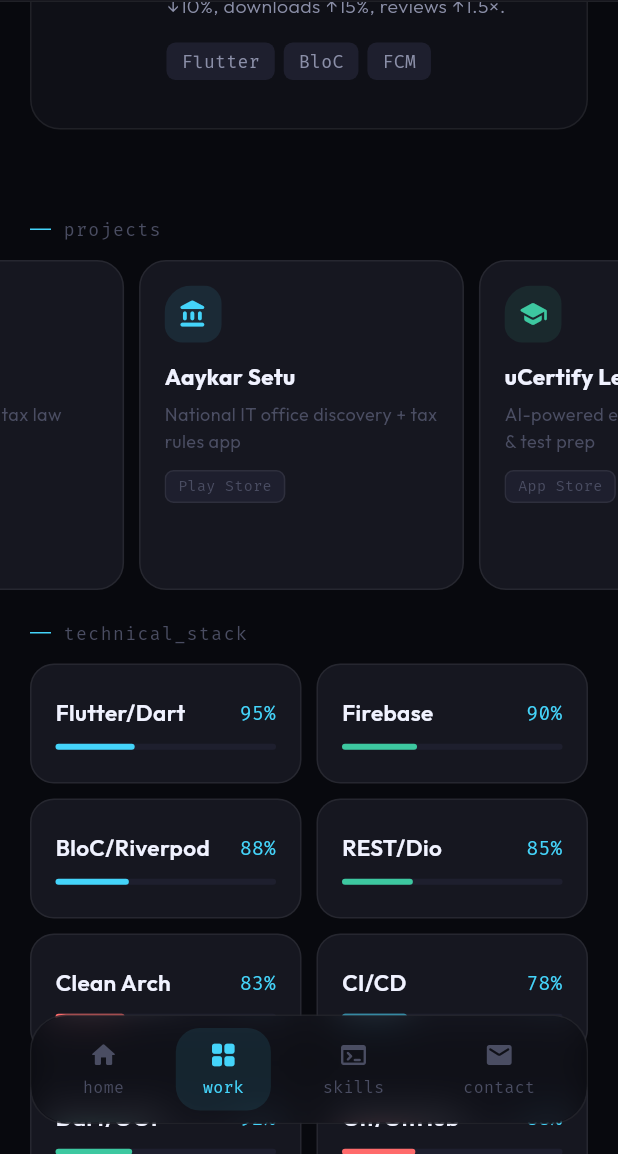
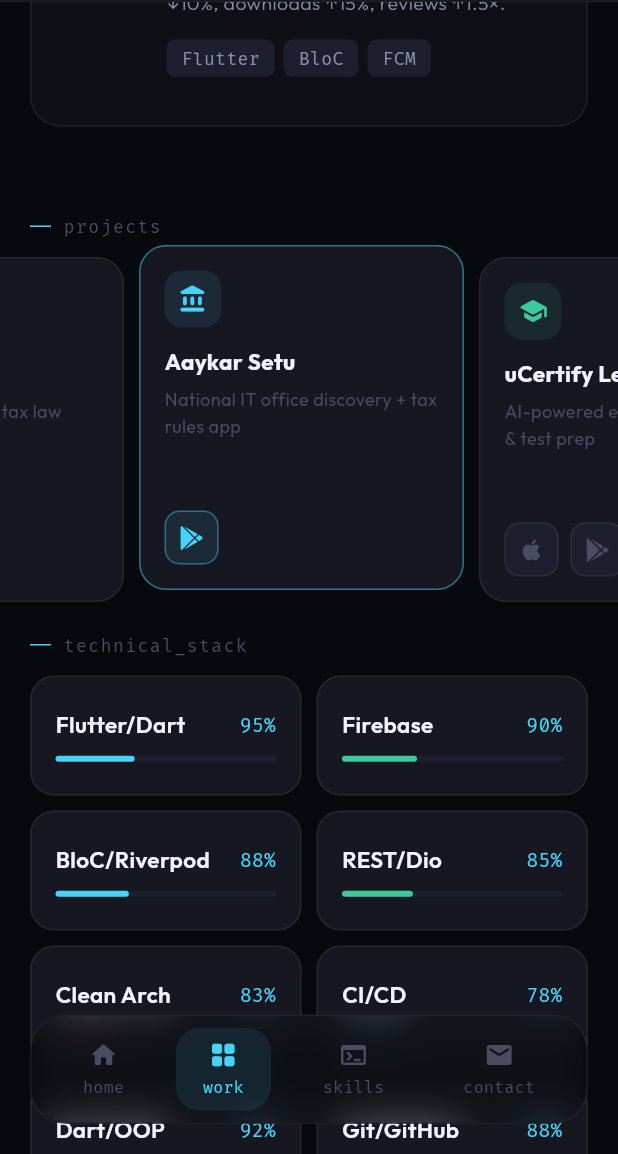
Before and after one commit to ash-vaish/ash_portfolio, a Flutter app: the screen it shows after launch, scrolled down 1152 dp, on a phone screen of 412 x 824 dp, the part 82-1236 px from its top. Run offline on Flutter 3.47's test engine with Material 3 defaults, Android fonts, the light colour scheme and no system bars; our stand-ins replace font_awesome_flutter, google_fonts.

Commit message:
feat: implement interactive project links and centralize portfolio strings
Updated `ProjectTile` to support external store links and refactored hardcoded strings into `PortfolioData` for better maintainability.

General:
- Centralized static text (status, hero taglines, footer) into `PortfolioData`.
- Added `url_launcher` and `font_awesome_flutter` dependencies for external link handling and store icons.
- Updated `ProjectData` model to store optional `appStoreUrl` and `playStoreUrl` instead of booleans.

UI Components:
- `ProjectTile`: Replaced static badges with interactive `_StoreButton` components; added `forceHover` property to trigger active states programmatically.
- `_StoreButton`: New internal widget providing themed, animated icons with `InkWell` splash effects and `url_launcher` integration.
- `ProjectCarousel`: Implemented center-aware scaling by tracking the current page and applying `forceHover` to the centered item.
- Adjusted `ProjectTile` animations and layout constraints to prevent clipping during hover transformations.

Layout & Styling:
- Updated `DesktopLayout`, `MobileLayout`, and `HomePage` to consume strings from `PortfolioData`.
- Refined `MobileLayout` AppBar with updated status indicators.
- Standardized project card heights and increased vertical spacing in `WorkPage` to accommodate upward hover transitions.

```diff
--- a/lib/data/portfolio_data.dart
+++ b/lib/data/portfolio_data.dart
@@ -45,17 +45,20 @@ class ProjectData {
   final Color accentColor;
   final String title;
   final String subtitle;
-  final bool hasAppStore;
-  final bool hasPlayStore;
+  final String? appStoreUrl;
+  final String? playStoreUrl;
 
   ProjectData({
     required this.icon,
     required this.accentColor,
     required this.title,
     required this.subtitle,
-    this.hasAppStore = false,
-    this.hasPlayStore = false,
+    this.appStoreUrl,
+    this.playStoreUrl,
   });
+
+  bool get hasAppStore => appStoreUrl != null;
+  bool get hasPlayStore => playStoreUrl != null;
 }
 
 class SkillData {
@@ -87,6 +90,12 @@ class PortfolioData {
   static const String name = "Ashish Vaish";
   static const String initials = "AV";
   static const String roleTag = "flutter_developer.dart";
+  static const String statusText = "available_for_hire";
+  static const String heroComment = "Flutter Developer · 4+ years · Noida, IN";
+  static const String heroTaglineStart = "Building ";
+  static const String heroTaglineBold = "production-grade";
+  static const String heroTaglineEnd = " cross-platform apps. From AI tutors to government portals — real apps, real users.";
+  static const String sidebarFooter = "// Noida, IN\n// 4+ yrs · 4 apps live\n// Flutter · Dart · Firebase";
 
   static final List<PillData> pills = [
     PillData(dotColor: AppColors.flutterCyan, label: "iOS · Android · Web"),
@@ -142,23 +151,23 @@ class PortfolioData {
       accentColor: AppColors.flutterCyan,
       title: "Aaykar Setu",
       subtitle: "National IT office discovery + tax rules app",
-      hasPlayStore: true,
+      playStoreUrl: "https://play.google.com/store/apps/details?id=in.gov.incometax.aaykarsetu",
     ),
     ProjectData(
       icon: Icons.school_rounded,
       accentColor: AppColors.dartTeal,
       title: "uCertify Learn+",
       subtitle: "AI-powered e-learning with labs & test prep",
-      hasAppStore: true,
-      hasPlayStore: true,
+      appStoreUrl: "https://apps.apple.com/app/ucertify-learn/id123456789",
+      playStoreUrl: "https://play.google.com/store/apps/details?id=com.ucertify.learn",
     ),
     ProjectData(
       icon: Icons.monitor_heart_rounded,
       accentColor: AppColors.accentRed,
       title: "Carelink Connect",
       subtitle: "Real-time glucose monitoring for Medtronic",
-      hasAppStore: true,
-      hasPlayStore: true,
+      appStoreUrl: "https://apps.apple.com/app/carelink-connect/id999999999",
+      playStoreUrl: "https://play.google.com/store/apps/details?id=com.medtronic.carelink.connect",
     ),
     ProjectData(
       icon: Icons.psychology_rounded,
--- a/lib/layouts/desktop_layout.dart
+++ b/lib/layouts/desktop_layout.dart
@@ -129,7 +129,7 @@ class DesktopLayout extends StatelessWidget {
               const PulseRing(),
               const SizedBox(width: 8),
               Text(
-                "available_for_hire",
+                PortfolioData.statusText,
                 style: GoogleFonts.firaCode(
                   color: AppColors.dartTeal,
                   fontSize: 11,
@@ -170,7 +170,7 @@ class DesktopLayout extends StatelessWidget {
         ),
       ),
       child: Text(
-        "// Noida, IN\n// 4+ yrs · 4 apps live\n// Flutter · Dart · Firebase",
+        PortfolioData.sidebarFooter,
         style: GoogleFonts.firaCode(
           color: AppColors.textMuted,
           fontSize: 11,
--- a/lib/layouts/mobile_layout.dart
+++ b/lib/layouts/mobile_layout.dart
@@ -75,7 +75,7 @@ class MobileLayout extends StatelessWidget {
                   ),
                   const SizedBox(width: 6),
                   Text(
-                    "available_for_hire",
+                    PortfolioData.statusText,
                     style: GoogleFonts.firaCode(
                       color: AppColors.dartTeal,
                       fontSize: 11,
--- a/lib/pages/home_page.dart
+++ b/lib/pages/home_page.dart
@@ -66,11 +66,11 @@ class HomePage extends StatelessWidget {
       TextSpan(
         text: "// ",
         children: [
-          const TextSpan(
-            text: "Flutter Developer",
-            style: TextStyle(color: AppColors.dartTeal),
+          TextSpan(
+            text: PortfolioData.heroComment.split(' · ').first,
+            style: const TextStyle(color: AppColors.dartTeal),
           ),
-          const TextSpan(text: " · 4+ years · Noida, IN"),
+          TextSpan(text: " · ${PortfolioData.heroComment.split(' · ').sublist(1).join(' · ')}"),
         ],
       ),
       style: GoogleFonts.firaCode(
@@ -152,25 +152,17 @@ class HomePage extends StatelessWidget {
       constraints: maxWidth != null ? BoxConstraints(maxWidth: maxWidth) : null,
       child: Text.rich(
         TextSpan(
-          text: "Building ",
+          text: PortfolioData.heroTaglineStart,
           children: [
-            const TextSpan(
-              text: "production-grade",
-              style: TextStyle(
+            TextSpan(
+              text: PortfolioData.heroTaglineBold,
+              style: const TextStyle(
                 color: AppColors.textPrimary,
                 fontWeight: FontWeight.bold,
               ),
             ),
-            const TextSpan(
-              text:
-                  " cross-platform apps. From AI tutors to government portals — ",
-            ),
-            const TextSpan(
-              text: "real apps, real users.",
-              style: TextStyle(
-                color: AppColors.textPrimary,
-                fontWeight: FontWeight.bold,
-              ),
+            TextSpan(
+              text: PortfolioData.heroTaglineEnd,
             ),
           ],
         ),
--- a/lib/pages/work_page.dart
+++ b/lib/pages/work_page.dart
@@ -59,6 +59,7 @@ class _ProjectCarouselState extends State<ProjectCarousel> {
   late PageController _pageController;
   Timer? _timer;
   final int _initialPage = 99999 ~/ 2;
+  double _currentPage = 99999 / 2;
 
   @override
   void initState() {
@@ -67,6 +68,13 @@ class _ProjectCarouselState extends State<ProjectCarousel> {
       initialPage: _initialPage,
       viewportFraction: 0.55,
     );
+    _pageController.addListener(() {
+      if (mounted) {
+        setState(() {
+          _currentPage = _pageController.page ?? _initialPage.toDouble();
+        });
+      }
+    });
     _startTimer();
   }
 
@@ -107,17 +115,21 @@ class _ProjectCarouselState extends State<ProjectCarousel> {
         return false;
       },
       child: SizedBox(
-        height: 220,
+        height: 230, // Increased height to prevent clipping when cards transform upwards
         child: PageView.builder(
           controller: _pageController,
+          clipBehavior: Clip.none, // Allow children to draw outside bounds if needed
           itemCount: 99999,
           itemBuilder: (context, index) {
             final projectIndex = index % PortfolioData.projects.length;
+            final isCentered = (index - _currentPage).abs() < 0.5;
+
             return Padding(
               padding: const EdgeInsets.only(right: 10.0),
               child: ProjectTile(
                 data: PortfolioData.projects[projectIndex],
                 width: double.infinity,
+                forceHover: isCentered,
               ),
             );
           },
--- a/lib/widgets/project_tile.dart
+++ b/lib/widgets/project_tile.dart
@@ -1,12 +1,14 @@
 import 'package:flutter/material.dart';
-import 'package:google_fonts/google_fonts.dart';
+import 'package:font_awesome_flutter/font_awesome_flutter.dart';
+import 'package:url_launcher/url_launcher.dart';
 import '../theme/app_colors.dart';
 import '../data/portfolio_data.dart';
 
 class ProjectTile extends StatefulWidget {
   final ProjectData data;
   final double width;
-  const ProjectTile({super.key, required this.data, required this.width});
+  final bool forceHover;
+  const ProjectTile({super.key, required this.data, required this.width, this.forceHover = false});
 
   @override
   State<ProjectTile> createState() => _ProjectTileState();
@@ -17,6 +19,8 @@ class _ProjectTileState extends State<ProjectTile> {
 
   @override
   Widget build(BuildContext context) {
+    final bool active = isHovered || widget.forceHover;
+
     return MouseRegion(
       onEnter: (_) => setState(() => isHovered = true),
       onExit: (_) => setState(() => isHovered = false),
@@ -24,20 +28,17 @@ class _ProjectTileState extends State<ProjectTile> {
         duration: const Duration(milliseconds: 200),
         width: widget.width,
         padding: const EdgeInsets.all(16),
-        transform: isHovered ? Matrix4.translationValues(0.0, -3.0, 0.0) : Matrix4.identity(),
+        transform: active ? Matrix4.translationValues(0.0, -8.0, 0.0) : Matrix4.identity(),
         decoration: BoxDecoration(
           color: AppColors.surface2,
           borderRadius: BorderRadius.circular(18),
           border: Border.all(
-            color: isHovered ? widget.data.accentColor.withValues(alpha: 0.5) : AppColors.border,
+            color: active ? widget.data.accentColor.withValues(alpha: 0.5) : AppColors.border,
             width: 1,
           ),
         ),
-        child: ClipRRect(
-          borderRadius: BorderRadius.circular(18),
         child: Column(
           crossAxisAlignment: CrossAxisAlignment.start,
-            mainAxisSize: MainAxisSize.min,
           children: [
             Container(
               width: 38,
@@ -58,7 +59,6 @@ class _ProjectTileState extends State<ProjectTile> {
               widget.data.title,
               maxLines: 1,
               overflow: TextOverflow.ellipsis,
-                softWrap: true,
               style: const TextStyle(
                 color: AppColors.textPrimary,
                 fontSize: 15,
@@ -70,47 +70,103 @@ class _ProjectTileState extends State<ProjectTile> {
               widget.data.subtitle,
               maxLines: 2,
               overflow: TextOverflow.ellipsis,
-                softWrap: true,
               style: const TextStyle(
                 color: AppColors.textMuted,
                 fontSize: 12,
                 height: 1.5,
               ),
             ),
-              const SizedBox(height: 10),
-              Wrap(
-                spacing: 4,
-                runSpacing: 4,
+            const Spacer(),
+            Row(
+              mainAxisAlignment: MainAxisAlignment.start,
               children: [
-                  if (widget.data.hasAppStore) _buildStoreBadge("App Store"),
-                  if (widget.data.hasPlayStore) _buildStoreBadge("Play Store"),
+                if (widget.data.hasAppStore)
+                  Padding(
+                    padding: const EdgeInsets.only(right: 8.0),
+                    child: _StoreButton(
+                      icon: FontAwesomeIcons.apple,
+                      url: widget.data.appStoreUrl!,
+                      isActive: active,
+                    ),
+                  ),
+                if (widget.data.hasPlayStore)
+                  _StoreButton(
+                    icon: FontAwesomeIcons.googlePlay,
+                    url: widget.data.playStoreUrl!,
+                    isActive: active,
+                  ),
               ],
             ),
-              const SizedBox(height: 12),
           ],
+        ),
+      ),
+    );
+  }
+}
+
+class _StoreButton extends StatefulWidget {
+  final IconData icon;
+  final String url;
+  final bool isActive;
+
+  const _StoreButton({
+    required this.icon,
+    required this.url,
+    this.isActive = false,
+  });
+
+  @override
+  State<_StoreButton> createState() => _StoreButtonState();
+}
+
+class _StoreButtonState extends State<_StoreButton> {
+  bool isHovered = false;
+
+  @override
+  Widget build(BuildContext context) {
+    final bool showActive = isHovered || widget.isActive;
+
+    return MouseRegion(
+      onEnter: (_) => setState(() => isHovered = true),
+      onExit: (_) => setState(() => isHovered = false),
+      child: Material(
+        color: Colors.transparent,
+        child: InkWell(
+          onTap: () async {
+            final uri = Uri.parse(widget.url);
+            try {
+              await launchUrl(uri, mode: LaunchMode.externalApplication);
+            } catch (e) {
+              debugPrint('Could not launch $uri: $e');
+            }
+          },
+          borderRadius: BorderRadius.circular(10),
+          splashColor: AppColors.flutterCyan.withValues(alpha: 0.15),
+          highlightColor: AppColors.flutterCyan.withValues(alpha: 0.1),
+          child: AnimatedContainer(
+            duration: const Duration(milliseconds: 200),
+            width: 36,
+            height: 36,
+            decoration: BoxDecoration(
+              color: showActive
+                  ? AppColors.flutterCyan.withValues(alpha: 0.1)
+                  : AppColors.surface3,
+              borderRadius: BorderRadius.circular(10),
+              border: Border.all(
+                color: showActive
+                    ? AppColors.flutterCyan.withValues(alpha: 0.4)
+                    : AppColors.border,
+              ),
+            ),
+            alignment: Alignment.center,
+            child: FaIcon(
+              widget.icon,
+              size: 16,
+              color: showActive ? AppColors.flutterCyan : AppColors.textMuted,
+            ),
           ),
         ),
       ),
     );
   }
-
-  Widget _buildStoreBadge(String label) {
-    return Container(
-      padding: const EdgeInsets.symmetric(horizontal: 8, vertical: 3),
-      decoration: BoxDecoration(
-        color: AppColors.surface3,
-        borderRadius: BorderRadius.circular(6),
-        border: Border.all(color: AppColors.border),
-      ),
-      child: Text(
-        label,
-        maxLines: 1,
-        overflow: TextOverflow.ellipsis,
-        style: GoogleFonts.firaCode(
-          fontSize: 10,
-          color: AppColors.textMuted,
-        ),
-      ),
-    );
 }
-}
```
Lines whose indentation alone changed are shown as unchanged.
